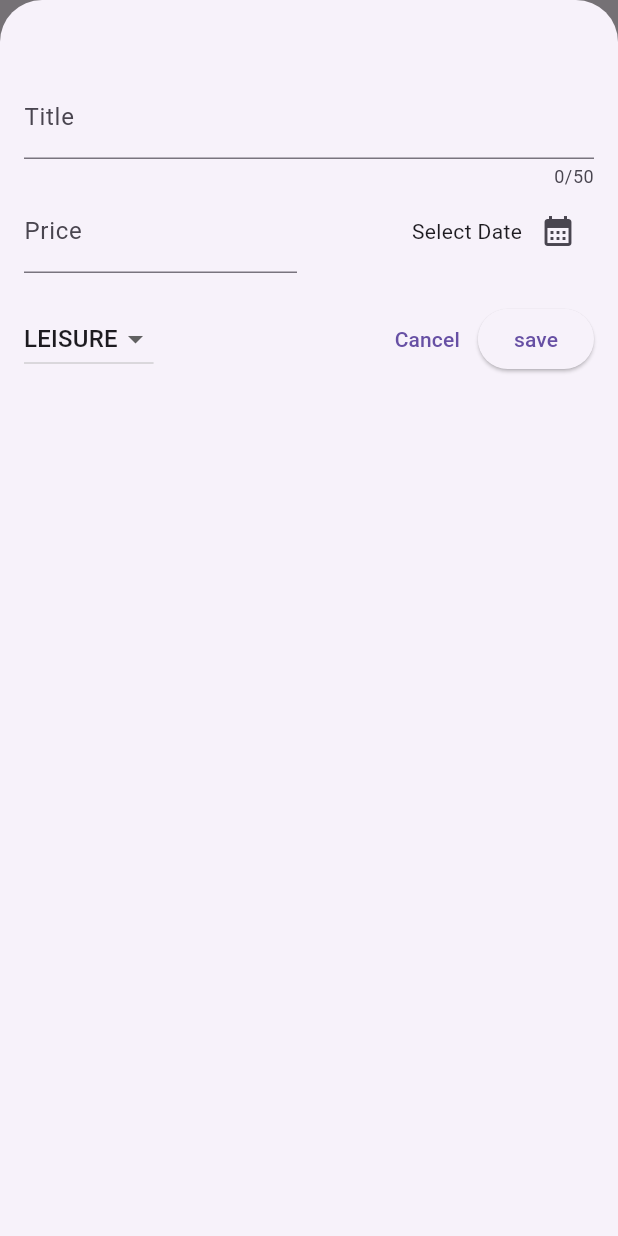
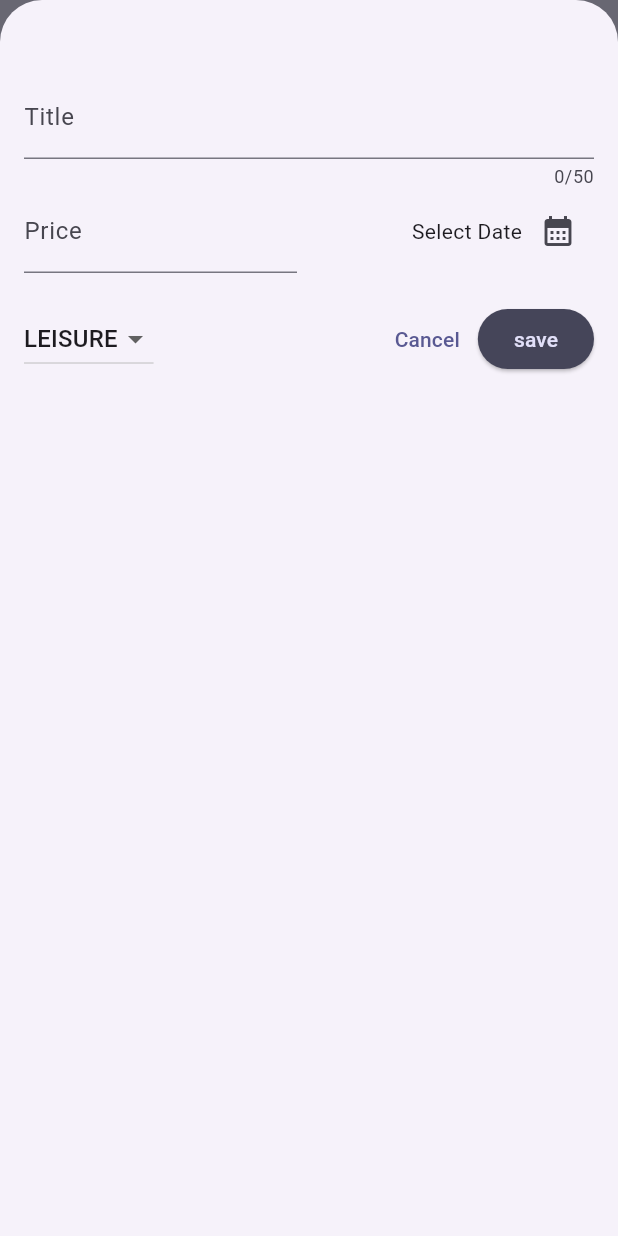
Before and after one commit to Ziadabdelraouf/expenses_app, a Flutter app: the screen it shows after launch, after a tap on the "add" icon, on a phone screen of 412 x 824 dp. Run offline on Flutter 3.47's test engine with Material 3 defaults, Android fonts, the phone set to English and light mode, and no system bars.

Commit message:
section 5 all completed

```diff
--- a/lib/main.dart
+++ b/lib/main.dart
@@ -1,10 +1,62 @@
 import 'package:flutter/material.dart';
 import 'widgets/expenses.dart';
 
+//creating a ColorScheme for light mode
+var kColorScheme = ColorScheme.fromSeed(
+  seedColor: const Color.fromARGB(255, 36, 23, 179),
+);
+//creating a ColorScheme for dark mode
+
+var kDarkColorScheme = ColorScheme.fromSeed(
+  brightness: Brightness.dark,
+  seedColor: const Color.fromARGB(255, 5, 99, 125),
+);
 void main() {
   runApp(
-    const MaterialApp(
-      home: Expenses(),
+    MaterialApp(
+      //setting dark theme features
+      //using copyWith to keep the existing and overload just the one i choose
+      darkTheme: ThemeData.dark().copyWith(
+        colorScheme: kDarkColorScheme,
+        cardTheme: CardTheme(
+          color: kDarkColorScheme.onPrimary,
+        ),
+        appBarTheme: AppBarTheme(
+          color: kDarkColorScheme.onSecondary,
+          foregroundColor: Colors.white,
+        ),
+        elevatedButtonTheme: ElevatedButtonThemeData(
+          style: ElevatedButton.styleFrom(foregroundColor: kDarkColorScheme.secondaryContainer,
+            backgroundColor: kDarkColorScheme.onSecondaryContainer,
+          ),
+        ),
+        textTheme: const TextTheme().copyWith(
+          titleLarge: const TextStyle(
+            color: Colors.white,
+          ),
+        ),
+      ),
+      //setting light theme features
+
+      theme: ThemeData().copyWith(
+        scaffoldBackgroundColor: kColorScheme.primaryContainer,
+        colorScheme: kColorScheme,
+        elevatedButtonTheme: ElevatedButtonThemeData(
+          style: ElevatedButton.styleFrom(foregroundColor: kColorScheme.secondaryContainer,
+            backgroundColor: kColorScheme.onSecondaryContainer,
+          ),
+        ),
+        cardTheme: CardTheme(
+          color: kColorScheme.onPrimary,
+        ),
+        appBarTheme: AppBarTheme(
+          color: kColorScheme.secondaryContainer,
+          foregroundColor: Colors.black,
+        ),
+      ),
+      home: const Expenses(),
+      //used to determine the mode (sytem is the default).
+      themeMode: ThemeMode.system,
     ),
   );
 }
--- a/lib/models/expense.dart
+++ b/lib/models/expense.dart
@@ -8,7 +8,7 @@ import 'package:intl/intl.dart';
 const uuid = Uuid();
 
 //intl is a date maniplator package that could be added by (flutter pub add intl)
-final formatter =DateFormat.yMd();
+final formatter = DateFormat.yMd();
 
 // a set of predefined categories(enum).
 enum Category { food, travel, work, leisure }
@@ -34,7 +34,24 @@ class Expense {
   final double amount;
   final Category category;
 
-  String get formattedDate{
-return formatter.format(date);
+  String get formattedDate {
+    return formatter.format(date);
   }
 }
+
+class ExpenseBucket {
+  const ExpenseBucket({required this.category, required this.expenses});
+  ExpenseBucket.forCategory(List<Expense> allExpenses, this.category)
+      : expenses = allExpenses
+            .where((expense) => expense.category == category)
+            .toList();
+  final Category category;
+  final List<Expense> expenses;
+  double get totalExpenses {
+    double sum = 0;
+    for (final expense in expenses) {
+      sum += expense.amount;
+    }
+    return sum;
+  }
+}
--- /dev/null
+++ b/lib/widgets/chart.dart
@@ -0,0 +1,95 @@
+import 'package:flutter/material.dart';
+
+import 'chart_bar.dart';
+import 'package:expenses_app/models/expense.dart';
+
+class Chart extends StatelessWidget {
+  const Chart({super.key, required this.expenses});
+
+  final List<Expense> expenses;
+
+  List<ExpenseBucket> get buckets {
+    return [
+      ExpenseBucket.forCategory(expenses, Category.food),
+      ExpenseBucket.forCategory(expenses, Category.leisure),
+      ExpenseBucket.forCategory(expenses, Category.travel),
+      ExpenseBucket.forCategory(expenses, Category.work),
+    ];
+  }
+
+  double get maxTotalExpense {
+    double maxTotalExpense = 0;
+
+    for (final bucket in buckets) {
+      if (bucket.totalExpenses > maxTotalExpense) {
+        maxTotalExpense = bucket.totalExpenses;
+      }
+    }
+
+    return maxTotalExpense;
+  }
+
+  @override
+  Widget build(BuildContext context) {
+    final isDarkMode =
+        MediaQuery.of(context).platformBrightness == Brightness.dark;
+    return Container(
+      margin: const EdgeInsets.all(16),
+      padding: const EdgeInsets.symmetric(
+        vertical: 16,
+        horizontal: 8,
+      ),
+      width: double.infinity,
+      height: 180,
+      decoration: BoxDecoration(
+        borderRadius: BorderRadius.circular(8),
+        gradient: LinearGradient(
+          colors: [
+            Theme.of(context).colorScheme.primary.withOpacity(0.3),
+            Theme.of(context).colorScheme.primary.withOpacity(0.0)
+          ],
+          begin: Alignment.bottomCenter,
+          end: Alignment.topCenter,
+        ),
+      ),
+      child: Column(
+        children: [
+          Expanded(
+            child: Row(
+              crossAxisAlignment: CrossAxisAlignment.end,
+              children: [
+                for (final bucket in buckets) // alternative to map()
+                  ChartBar(
+                    fill: bucket.totalExpenses == 0
+                        ? 0
+                        : bucket.totalExpenses / maxTotalExpense,
+                  )
+              ],
+            ),
+          ),
+          const SizedBox(height: 12),
+          Row(
+            children: buckets
+                .map(
+                  (bucket) => Expanded(
+                    child: Padding(
+                      padding: const EdgeInsets.symmetric(horizontal: 4),
+                      child: Icon(
+                        categoryicons[bucket.category],
+                        color: isDarkMode
+                            ? Theme.of(context).colorScheme.secondary
+                            : Theme.of(context)
+                                .colorScheme
+                                .primary
+                                .withOpacity(0.7),
+                      ),
+                    ),
+                  ),
+                )
+                .toList(),
+          )
+        ],
+      ),
+    );
+  }
+}
--- /dev/null
+++ b/lib/widgets/chart_bar.dart
@@ -0,0 +1,35 @@
+
+import 'package:flutter/material.dart';
+
+class ChartBar extends StatelessWidget {
+  const ChartBar({
+    super.key,
+    required this.fill,
+  });
+
+  final double fill;
+
+  @override
+  Widget build(BuildContext context) {
+    final isDarkMode =
+        MediaQuery.of(context).platformBrightness == Brightness.dark;
+    return Expanded(
+      child: Padding(
+        padding: const EdgeInsets.symmetric(horizontal: 4),
+        child: FractionallySizedBox(
+          heightFactor: fill,
+          child: DecoratedBox(
+            decoration: BoxDecoration(
+              shape: BoxShape.rectangle,
+              borderRadius:
+                  const BorderRadius.vertical(top: Radius.circular(8)),
+              color: isDarkMode
+                  ? Theme.of(context).colorScheme.secondary
+                  : Theme.of(context).colorScheme.primary.withOpacity(0.65),
+            ),
+          ),
+        ),
+      ),
+    );
+  }
+}
--- a/lib/widgets/expense_list/expenses_list.dart
+++ b/lib/widgets/expense_list/expenses_list.dart
@@ -20,6 +20,13 @@ class ExpensesList extends StatelessWidget {
     return ListView.builder(
       itemCount: expenses.length,
       itemBuilder: (context, index) => Dismissible(
+        background: Container(
+          margin: const EdgeInsets.symmetric(
+            horizontal: 16,
+            vertical: 8,
+          ),
+          color: Colors.red,
+        ),
         key: ValueKey(
           expenses[index],
         ),
--- a/lib/widgets/expenses.dart
+++ b/lib/widgets/expenses.dart
@@ -1,3 +1,4 @@
+import 'package:expenses_app/widgets/chart.dart';
 import 'package:expenses_app/widgets/expense_list/expenses_list.dart';
 import 'package:expenses_app/widgets/new_expense.dart';
 import 'package:flutter/material.dart';
@@ -34,9 +35,11 @@ class _ExpensesState extends State<Expenses> {
 
   void _removeExpense(Expense expense) {
     final expenseIndex = _regestiredExpeses.indexOf(expense);
-    setState(() {
-      _regestiredExpeses.remove(expense);
-    });
+    setState(
+      () {
+        _regestiredExpeses.remove(expense);
+      },
+    );
     ScaffoldMessenger.of(context).clearSnackBars();
     ScaffoldMessenger.of(context).showSnackBar(
       SnackBar(
@@ -55,7 +58,9 @@ class _ExpensesState extends State<Expenses> {
   @override
   Widget build(BuildContext context) {
     Widget mainContent = const Center(
+      heightFactor: 20,
       child: Text(
+        style: TextStyle(),
         'No expenses found ,please add some',
       ),
     );
@@ -85,8 +90,9 @@ class _ExpensesState extends State<Expenses> {
         ],
       ),
       body: Column(
+        mainAxisAlignment: MainAxisAlignment.center,
         children: [
-          const Text('chart'),
+          Chart(expenses: _regestiredExpeses),
           mainContent,
         ],
       ),
```
